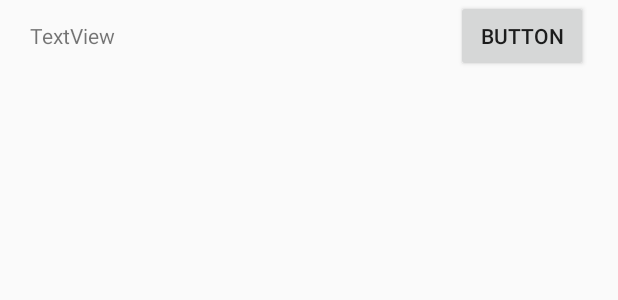
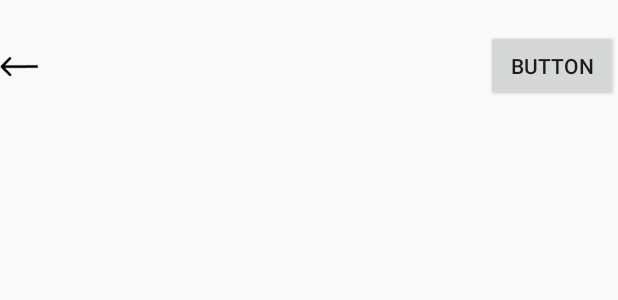
Before and after one commit to eathnma/Personable-Calendar, an Android app: the layout activity_edit_calendar.xml on its own in the app's theme, with its tools: preview values and no code run, on a phone screen of 412 x 824 dp. Shown: the top 300 px of the screen. Run offline under Robolectric (Android 15) with nearby library versions, the phone set to English and light mode, and no system bars.

Commit message:
Update GridLayout

```diff
--- a/app/src/main/AndroidManifest.xml
+++ b/app/src/main/AndroidManifest.xml
@@ -8,14 +8,16 @@
         android:label="@string/app_name"
         android:roundIcon="@mipmap/ic_launcher_round"
         android:supportsRtl="true"
-        android:theme="@style/AppTheme">
+        android:theme="@style/AppTheme"
+       >
         <activity android:name=".EditCalendar"></activity>
         <activity android:name=".MainActivity">
+
             <intent-filter>
                 <action android:name="android.intent.action.MAIN" />
-
                 <category android:name="android.intent.category.LAUNCHER" />
             </intent-filter>
+
         </activity>
     </application>
 
--- a/app/src/main/java/com/example/mainactivity/MainActivity.java
+++ b/app/src/main/java/com/example/mainactivity/MainActivity.java
@@ -16,11 +16,14 @@ public class MainActivity extends AppCompatActivity implements View.OnClickListe
     protected void onCreate(Bundle savedInstanceState) {
         super.onCreate(savedInstanceState);
         setContentView(R.layout.activity_main);
+
+        EditCalendarButton = (Button) findViewById(R.id.EditCalendarButton);
+        EditCalendarButton.setOnClickListener(this);
     }
 
     @Override
     public void onClick(View view) {
-        Intent i = new Intent(this,EditCalendar.class);
+        Intent i = new Intent(this, EditCalendar.class);
         startActivity(i);
     }
 }
--- a/app/src/main/res/layout/activity_edit_calendar.xml
+++ b/app/src/main/res/layout/activity_edit_calendar.xml
@@ -8,18 +8,26 @@
 
     <androidx.gridlayout.widget.GridLayout
         android:layout_width="match_parent"
-        android:layout_height="wrap_content"
-        android:layout_margin="20dp"
+        android:layout_height="match_parent"
+        android:layout_marginTop="20dp"
+        app:layout_constraintTop_toTopOf="parent"
         tools:layout_editor_absoluteX="1dp">
 
-        <TextView
-            android:id="@+id/textView"
-            android:layout_width="wrap_content"
+        <androidx.gridlayout.widget.GridLayout
+            android:layout_width="match_parent"
             android:layout_height="wrap_content"
-            android:text="TextView" />
+
+            >
+
+            <ImageView
+                android:id="@+id/arrowRowOne"
+                android:layout_width="25dp"
+                android:layout_height="25dp"
+                app:layout_gravity="center_vertical"
+                app:srcCompat="@drawable/arrow" />
 
             <Button
-            android:id="@+id/button"
+                android:id="@+id/saveButtonRowOne"
                 android:layout_width="wrap_content"
                 android:layout_height="wrap_content"
                 android:text="Button"
@@ -28,4 +36,6 @@
 
         </androidx.gridlayout.widget.GridLayout>
 
+    </androidx.gridlayout.widget.GridLayout>
+
 </androidx.constraintlayout.widget.ConstraintLayout>
--- a/app/src/main/res/values/styles.xml
+++ b/app/src/main/res/values/styles.xml
@@ -1,7 +1,7 @@
 <resources>
 
     <!-- Base application theme. -->
-    <style name="AppTheme" parent="Theme.AppCompat.Light.DarkActionBar">
+    <style name="AppTheme" parent="Theme.AppCompat.Light.NoActionBar">
         <!-- Customize your theme here. -->
         <item name="colorPrimary">@color/colorPrimary</item>
         <item name="colorPrimaryDark">@color/colorPrimaryDark</item>
```
Also changed, not shown: app/src/main/java/com/example/mainactivity/EditCalendar.java (+23 -1 lines), app/src/main/res/drawable/arrow.png (added). Lines whose indentation alone changed are shown as unchanged.
